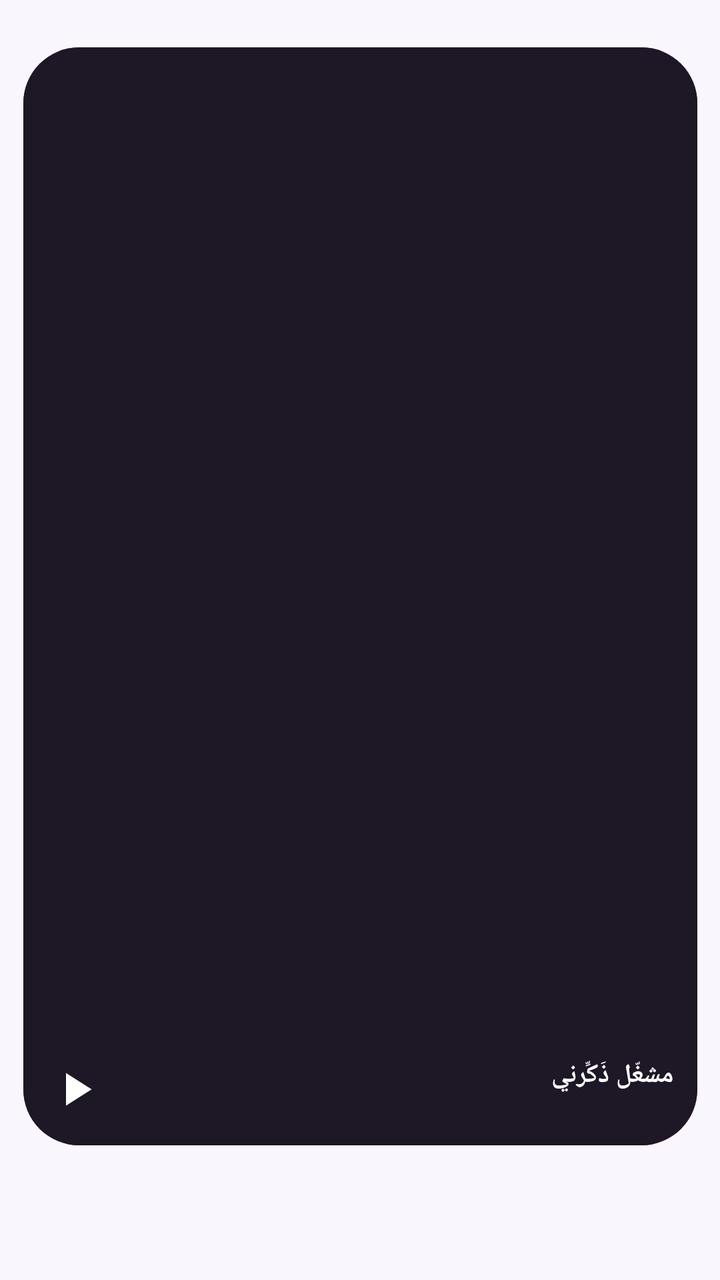
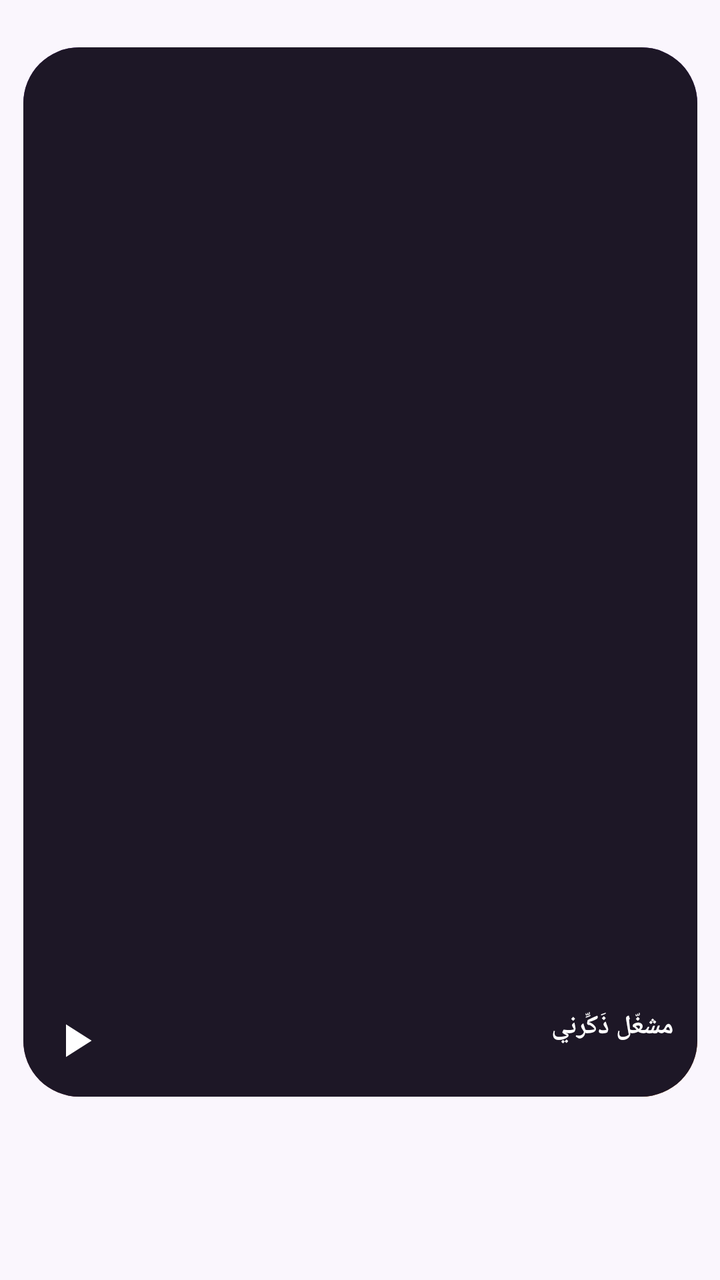

An Android layout rendered at two revisions. The XML below is the earlier revision; the diff shows what the commit changed to produce the second picture.
<!-- AndroidManifest.xml: application theme AppTheme -->
<!-- res/layout/widget_player_s.xml -->
<?xml version="1.0" encoding="utf-8"?>
<FrameLayout xmlns:android="http://schemas.android.com/apk/res/android" android:id="@+id/widget_root" android:layout_width="match_parent" android:layout_height="match_parent" android:layoutDirection="rtl">
    
    <LinearLayout android:layout_width="match_parent" android:layout_height="match_parent" android:orientation="vertical">
        <FrameLayout android:layout_width="match_parent" android:layout_height="0dp" android:layout_weight="37" />
        <LinearLayout android:layout_width="match_parent" android:layout_height="0dp" android:layout_weight="858" android:orientation="horizontal">
            <FrameLayout android:layout_width="0dp" android:layout_height="match_parent" android:layout_weight="32" />
            <FrameLayout android:id="@+id/p_box" android:layout_width="0dp" android:layout_height="match_parent" android:layout_weight="936">
                <ImageView android:id="@+id/wbg" android:layout_width="match_parent" android:layout_height="match_parent" android:clipToOutline="true" android:scaleType="fitXY" android:src="@drawable/wbg_grad_2" android:contentDescription="@null" />
                <ImageView android:id="@+id/wscrim" android:layout_width="match_parent" android:layout_height="match_parent" android:scaleType="fitXY" android:src="@drawable/wbg_dark_2" android:contentDescription="@null" />
                <ImageView android:id="@+id/p_art" android:layout_width="0dp" android:layout_height="0dp" android:visibility="gone" android:contentDescription="@null" />
                <ImageView android:id="@+id/p_prev" android:layout_width="0dp" android:layout_height="0dp" android:visibility="gone" android:contentDescription="@null" />
                <ImageView android:id="@+id/p_next" android:layout_width="0dp" android:layout_height="0dp" android:visibility="gone" android:contentDescription="@null" />
                <LinearLayout android:layout_width="match_parent" android:layout_height="wrap_content" android:layout_gravity="bottom" android:orientation="horizontal" android:gravity="center_vertical" android:paddingStart="12dp" android:paddingEnd="6dp" android:paddingBottom="8dp">
                <LinearLayout android:layout_width="0dp" android:layout_height="wrap_content" android:layout_weight="1" android:orientation="vertical">
                    <TextView android:id="@+id/p_title" android:layout_width="match_parent" android:layout_height="wrap_content" android:text="مشغّل ذَكِّرني" android:textColor="#FFFFFF" android:textSize="13dp" android:textStyle="bold" android:maxLines="1" android:ellipsize="end" />
                    <TextView android:id="@+id/p_artist" android:layout_width="match_parent" android:layout_height="wrap_content" android:textColor="#E6D6F5" android:textSize="10.5dp" android:maxLines="1" android:ellipsize="end" />
                    <TextView android:id="@+id/p_sleep" android:layout_width="wrap_content" android:layout_height="wrap_content" android:textColor="#FFB066" android:textSize="10dp" android:maxLines="1" android:visibility="gone" />
                </LinearLayout>
                <ImageView android:id="@+id/p_toggle" android:layout_width="40dp" android:layout_height="40dp" android:layout_marginStart="4dp" android:padding="6dp" android:src="@drawable/ic_p_play" android:scaleType="fitCenter" android:contentDescription="p_toggle" />
                </LinearLayout>
            </FrameLayout>
            <FrameLayout android:layout_width="0dp" android:layout_height="match_parent" android:layout_weight="32" />
        </LinearLayout>
        <FrameLayout android:layout_width="match_parent" android:layout_height="0dp" android:layout_weight="105" />
    </LinearLayout>
</FrameLayout>
<!-- resources referenced by this layout -->
<resources>
  <!-- drawable ic_p_play (drawable) -->
  <vector xmlns:android="http://schemas.android.com/apk/res/android" android:width="24dp" android:height="24dp" android:viewportWidth="24" android:viewportHeight="24">
      <path android:fillColor="#FFFFFFFF" android:pathData="M8,5v14l11,-7z"/>
  </vector>
  <!-- drawable wbg_dark_2 (drawable) -->
  <?xml version="1.0" encoding="utf-8"?>
  <shape xmlns:android="http://schemas.android.com/apk/res/android" android:shape="rectangle">
      <solid android:color="#1D1726" />
      <corners android:radius="28dp" />
  </shape>
  <!-- drawable wbg_grad_2 (drawable) -->
  <?xml version="1.0" encoding="utf-8"?>
  <shape xmlns:android="http://schemas.android.com/apk/res/android" android:shape="rectangle">
      <gradient android:angle="315" android:startColor="#7137A8" android:centerColor="#5A2690" android:endColor="#B04E0A" />
      <corners android:radius="28dp" />
  </shape>
  <style name="AppTheme" parent="@android:style/Theme.Material.Light.NoActionBar">
          <item name="android:windowBackground">@color/bg</item>
          <item name="android:statusBarColor">@color/bg</item>
          <item name="android:navigationBarColor">@color/bg</item>
          <item name="android:colorAccent">@color/orange</item>
          <item name="android:colorPrimary">@color/purple</item>
      </style>
  <color name="bg">#FAF6FD</color>
  <color name="orange">#F28A32</color>
  <color name="purple">#7137A8</color>
</resources>

<!-- the commit's change to res/layout/widget_player_s.xml (unified diff, before → after) -->
@@ -3,7 +3,7 @@
     
     <LinearLayout android:layout_width="match_parent" android:layout_height="match_parent" android:orientation="vertical">
         <FrameLayout android:layout_width="match_parent" android:layout_height="0dp" android:layout_weight="37" />
-        <LinearLayout android:layout_width="match_parent" android:layout_height="0dp" android:layout_weight="858" android:orientation="horizontal">
+        <LinearLayout android:layout_width="match_parent" android:layout_height="0dp" android:layout_weight="820" android:orientation="horizontal">
             <FrameLayout android:layout_width="0dp" android:layout_height="match_parent" android:layout_weight="32" />
             <FrameLayout android:id="@+id/p_box" android:layout_width="0dp" android:layout_height="match_parent" android:layout_weight="936">
                 <ImageView android:id="@+id/wbg" android:layout_width="match_parent" android:layout_height="match_parent" android:clipToOutline="true" android:scaleType="fitXY" android:src="@drawable/wbg_grad_2" android:contentDescription="@null" />
@@ -22,6 +22,6 @@
             </FrameLayout>
             <FrameLayout android:layout_width="0dp" android:layout_height="match_parent" android:layout_weight="32" />
         </LinearLayout>
-        <FrameLayout android:layout_width="match_parent" android:layout_height="0dp" android:layout_weight="105" />
+        <FrameLayout android:layout_width="match_parent" android:layout_height="0dp" android:layout_weight="143" />
     </LinearLayout>
 </FrameLayout>
